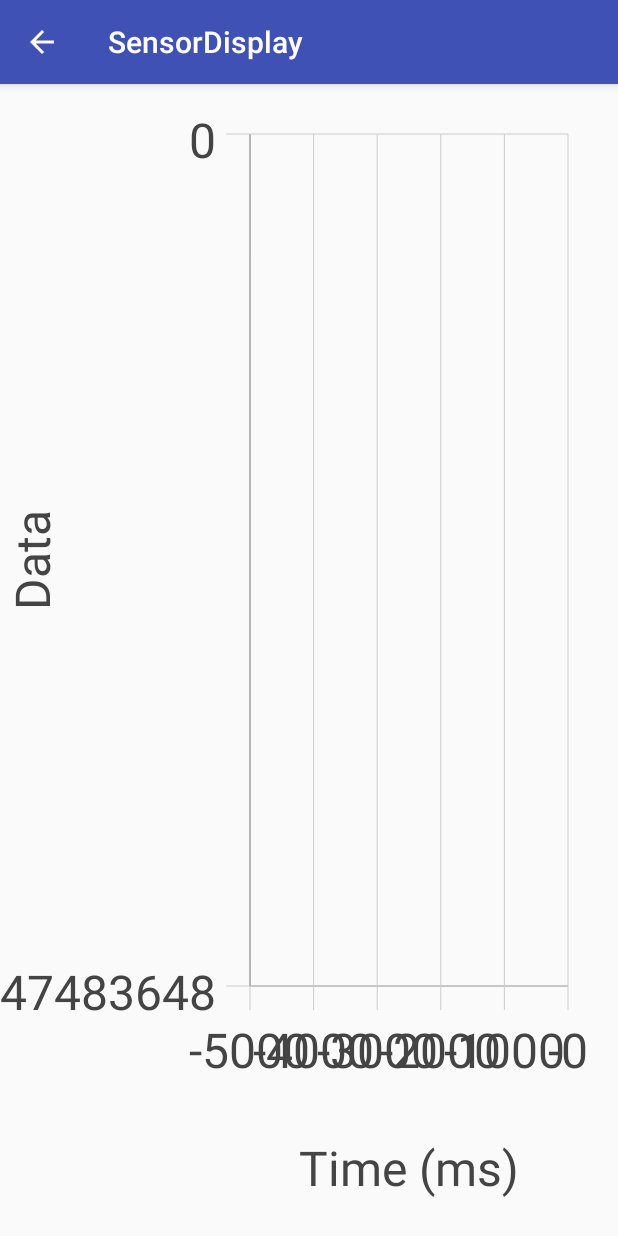
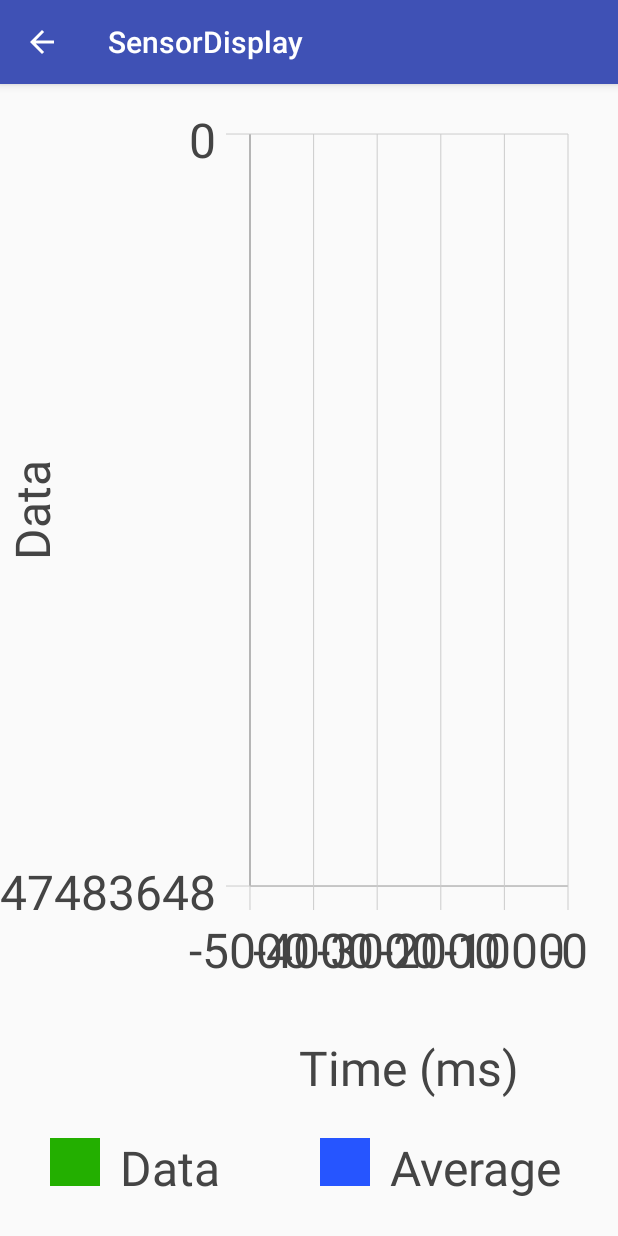
Before and after one commit to cdriehuys/sensor-display, an Android app: the SensorPlotActivity screen opened directly, with no data from a screen before it, on a phone screen of 412 x 824 dp. Run offline under Robolectric (Android 15) with nearby library versions, the light colour scheme and no system bars.

Commit message:
Add legend to plot.

```diff
--- a/app/src/main/java/com/chathandriehuys/sensordisplay/DerivedTimeSeries.java
+++ b/app/src/main/java/com/chathandriehuys/sensordisplay/DerivedTimeSeries.java
@@ -7,4 +7,12 @@ package com.chathandriehuys.sensordisplay;
  * Any update to the parent series will also trigger an update of this child series.
  */
 abstract class DerivedTimeSeries extends TimeSeries implements TimeSeriesListener {
+    /**
+     * Create a new series of data derived from another series.
+     *
+     * @param title The title of the series.
+     */
+    DerivedTimeSeries(String title) {
+        super(title);
+    }
 }
--- a/app/src/main/java/com/chathandriehuys/sensordisplay/PlotView.java
+++ b/app/src/main/java/com/chathandriehuys/sensordisplay/PlotView.java
@@ -24,6 +24,10 @@ public class PlotView extends View {
     private static final int AXIS_TICK_LENGTH = 24;
     private static final int DOMAIN_SECONDS = 5;
     private static final int LABEL_SIZE = 48;
+    private static final int LEGEND_HEIGHT = 100;
+    private static final int LEGEND_LABEL_BOX_PADDING = 20;
+    private static final int LEGEND_LABEL_BOX_WIDTH = 50;
+    private static final int LEGEND_LABEL_MARGIN = 100;
     private static final int PLOT_GUTTER_SIZE = 50;
     private static final int PLOT_REFRESH_INTERVAL = 1000 / 60;
     private static final int POINT_RADIUS = 10;
@@ -44,6 +48,7 @@ public class PlotView extends View {
 
     private Rect axisAreaX;
     private Rect axisAreaY;
+    private Rect legendArea;
     private Rect plotArea;
 
     public PlotView(Context context) {
@@ -103,10 +108,13 @@ public class PlotView extends View {
         int yEnd = height - PLOT_GUTTER_SIZE;
 
         int plotXStart = xStart + AXIS_SIZE;
-        int plotYEnd = yEnd - AXIS_SIZE;
+        int plotYEnd = yEnd - LEGEND_HEIGHT - AXIS_SIZE;
 
-        axisAreaX.set(plotXStart, plotYEnd, xEnd, yEnd);
+        int legendYStart = plotYEnd + AXIS_SIZE;
+
+        axisAreaX.set(plotXStart, plotYEnd, xEnd, legendYStart);
         axisAreaY.set(xStart, yStart, plotXStart, plotYEnd);
+        legendArea.set(xStart, legendYStart, xEnd, yEnd);
         plotArea.set(plotXStart, yStart, xEnd, plotYEnd);
 
         // Calculate plot parameters
@@ -117,6 +125,7 @@ public class PlotView extends View {
         drawAxisX();
         drawAxisY();
         drawData();
+        drawLegend();
     }
 
     /**
@@ -246,6 +255,33 @@ public class PlotView extends View {
 
                 shouldDrawConnector = true;
             }
+        }
+    }
+
+    /**
+     * Draw the legend for the plot.
+     *
+     * The legend maps different series to different colors.
+     */
+    private void drawLegend() {
+        float labelHeight = labelPaint.getTextSize();
+
+        float x = legendArea.left;
+        float y = legendArea.bottom;
+
+        labelPaint.setTextAlign(Paint.Align.LEFT);
+
+        Paint legendBoxPaint = new Paint(Paint.ANTI_ALIAS_FLAG);
+
+        for (PlotSeriesEntry entry : series) {
+            legendBoxPaint.setColor(entry.getColor());
+            canvas.drawRect(x, y - labelHeight, x + LEGEND_LABEL_BOX_WIDTH, y, legendBoxPaint);
+
+            x += LEGEND_LABEL_BOX_WIDTH + LEGEND_LABEL_BOX_PADDING;
+
+            canvas.drawText(entry.getSeries().getTitle(), x, y, labelPaint);
+
+            x += labelPaint.measureText(entry.getSeries().getTitle()) + LEGEND_LABEL_MARGIN;
         }
     }
 
@@ -395,6 +431,7 @@ public class PlotView extends View {
         // Initialize geometry
         axisAreaX = new Rect();
         axisAreaY = new Rect();
+        legendArea = new Rect();
         plotArea = new Rect();
 
         // Set up handler to refresh the plot at the given interval. This allows us to keep moving
--- a/app/src/main/java/com/chathandriehuys/sensordisplay/SensorPlotActivity.java
+++ b/app/src/main/java/com/chathandriehuys/sensordisplay/SensorPlotActivity.java
@@ -58,7 +58,7 @@ public class SensorPlotActivity extends AppCompatActivity implements SensorEvent
         setContentView(R.layout.activity_sensor_plot);
 
         // Create a new series to hold raw sensor data
-        sensorData = new TimeSeries();
+        sensorData = new TimeSeries("Data");
 
         // Get the type of sensor the plot should display data for
         Bundle extras = getIntent().getExtras();
--- a/app/src/main/java/com/chathandriehuys/sensordisplay/TimeSeries.java
+++ b/app/src/main/java/com/chathandriehuys/sensordisplay/TimeSeries.java
@@ -17,10 +17,16 @@ class TimeSeries {
 
     private int domain;
 
+    private String title;
+
     /**
      * Create a new series of data.
+     *
+     * @param title The title of the series.
      */
-    TimeSeries() {
+    TimeSeries(String title) {
+        this.title = title;
+
         data = new ArrayList<>();
         listeners = new ArrayList<>();
 
@@ -68,7 +74,7 @@ class TimeSeries {
      * @return A series that tracks the average of the current series.
      */
     TimeSeries getAverageSeries() {
-        DerivedTimeSeries series = new DerivedTimeSeries() {
+        DerivedTimeSeries series = new DerivedTimeSeries("Average") {
             @Override
             public void pointAdded(TimeSeries series, DataPoint point) {
                 DataPoint average = new DataPoint(series.getAverage(), point.getTimestamp());
@@ -117,6 +123,15 @@ class TimeSeries {
     }
 
     /**
+     * Get the title of the series.
+     *
+     * @return The series' title.
+     */
+    String getTitle() {
+        return title;
+    }
+
+    /**
      * Get a series that contains the variance of the current series.
      *
      * The returned series is added as a listener to the current series so that it stays updated as
@@ -125,7 +140,7 @@ class TimeSeries {
      * @return A series that tracks the variance of the current series.
      */
     TimeSeries getVarianceSeries() {
-        DerivedTimeSeries series = new DerivedTimeSeries() {
+        DerivedTimeSeries series = new DerivedTimeSeries("Variance") {
             @Override
             public void pointAdded(TimeSeries series, DataPoint point) {
                 DataPoint variance = new DataPoint(series.getVariance(), point.getTimestamp());
```
